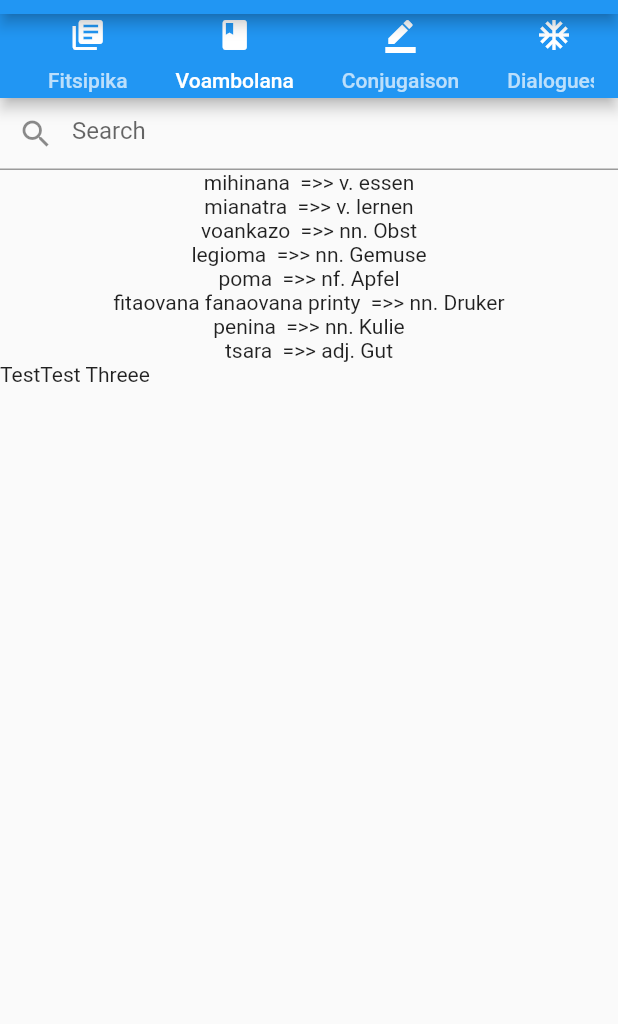
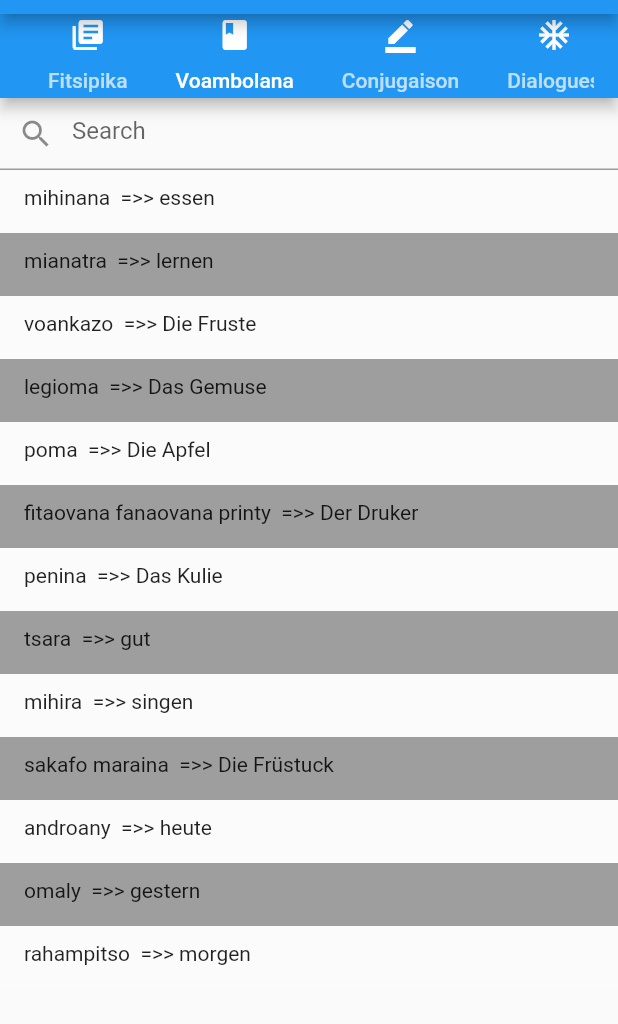
Before and after one commit to RajaomalalaSendra/mianatra_allemand, a Flutter app: the screen it shows after launch, tab 2 chosen, on a phone screen of 412 x 824 dp, the part 70-1094 px from its top. Run offline on Flutter 3.47's test engine with Material 2 defaults, Android fonts, the phone set to English and light mode, and no system bars; our stand-ins replace sqflite; accounts and stored records are empty.

Commit message:
Color of the vocabulary page

```diff
--- a/lib/src/data/dataVocabularies.dart
+++ b/lib/src/data/dataVocabularies.dart
@@ -1,10 +1,16 @@
 var malagasyToDeutch = {
-  'mihinana': 'v. essen',
-  'mianatra': 'v. lernen',
-  'voankazo': 'nn. Obst',
-  'legioma': 'nn. Gemuse',
-  'poma': 'nf. Apfel',
-  'fitaovana fanaovana printy': 'nn. Druker',
-  'penina': 'nn. Kulie',
-  'tsara': 'adj. Gut'
+  'mihinana': 'essen',
+  'mianatra': 'lernen',
+  'voankazo': 'Das Obst',
+  'legioma': 'Das Gemuse',
+  'poma': 'Die Apfel',
+  'fitaovana fanaovana printy': 'Der Druker',
+  'penina': 'Das Kulie',
+  'tsara': 'gut',
+  'mihira': 'singen',
+  'sakafo maraina': 'Die Früstuck',
+  'voankazo': 'Die Fruste',
+  'androany': 'heute',
+  'omaly': 'gestern',
+  'rahampitso': 'morgen'
 };
--- a/lib/src/views/widgets/ContentByTitle.dart
+++ b/lib/src/views/widgets/ContentByTitle.dart
@@ -1,6 +1,7 @@
 import 'package:flutter/material.dart';
 import 'package:mianatra_alemana/src/views/widgets/Menu.dart';
 import 'package:mianatra_alemana/src/data/dataVocabularies.dart';
+import 'package:mianatra_alemana/src/views/widgets/RowsAndColumns.dart';
 
 class ContentGrammar extends StatelessWidget{
 
@@ -99,12 +100,6 @@ class ContentVocabularies extends StatelessWidget{
           ),
         ),
         contentDetailVocabulariesByLanguage(malagasyToDeutch),
-        Row(
-          children: <Widget>[
-            Text("Test"),
-            Text("Test Threee")
-          ],
-        ),
       ],
     );
   }
@@ -115,9 +110,21 @@ class ContentVocabularies extends StatelessWidget{
     List<String> secondListLanguageVocabularies = languageVocabularies.values.toList();
 
     for (var i = 0; i < firstListLanguageVocabularies.length; i++) {
-        listWidgetsVocabularies.add(
-          Text(firstListLanguageVocabularies[i] + "  =>> " + secondListLanguageVocabularies[i])
-        );
+        if(i%2==0){
+              listWidgetsVocabularies.add(
+                SimpleTextSectionVocabulary(
+                  child: Text(firstListLanguageVocabularies[i] + "  =>> " + secondListLanguageVocabularies[i]),
+                  color: Colors.white10,
+                )
+              );
+        } else {
+            listWidgetsVocabularies.add(
+              SimpleTextSectionVocabulary(
+                child: Text(firstListLanguageVocabularies[i] + "  =>> " + secondListLanguageVocabularies[i]),
+                color: Colors.grey,
+              )
+            );
+        }
     }
     return Column(children: listWidgetsVocabularies);
   }
--- a/lib/src/views/widgets/RowsAndColumns.dart
+++ b/lib/src/views/widgets/RowsAndColumns.dart
@@ -148,3 +148,52 @@ class SimpleTextSection extends StatelessWidget {
     );
   }
 }
+
+
+class Frog extends StatelessWidget {
+  const Frog({
+    Key key,
+    this.color = const Color(0xFF2DBD3A),
+    this.child,
+  }) : super(key: key);
+
+  final Color color;
+  final Widget child;
+
+  @override
+  Widget build(BuildContext context) {
+    return Container(color: color, child: child);
+  }
+}
+
+
+class SimpleTextSectionVocabulary  extends StatelessWidget{
+  const SimpleTextSectionVocabulary({
+    Key key,
+    this.color,
+    this.child,
+  }) : super(key: key);
+
+  final Color color;
+  final Widget child;
+  static const double _padding = 16.0;
+
+  @override
+  Widget build(BuildContext context) {
+
+    return Column(
+      mainAxisAlignment: MainAxisAlignment.start,
+      crossAxisAlignment: CrossAxisAlignment.stretch,
+
+      children: <Widget>[
+        Container(
+          decoration: BoxDecoration(
+            color: color,
+          ),
+          padding: const EdgeInsets.fromLTRB(_padding, 10.0, _padding, _padding),
+          child: child,
+        )
+      ],
+    );
+  }
+}
```
